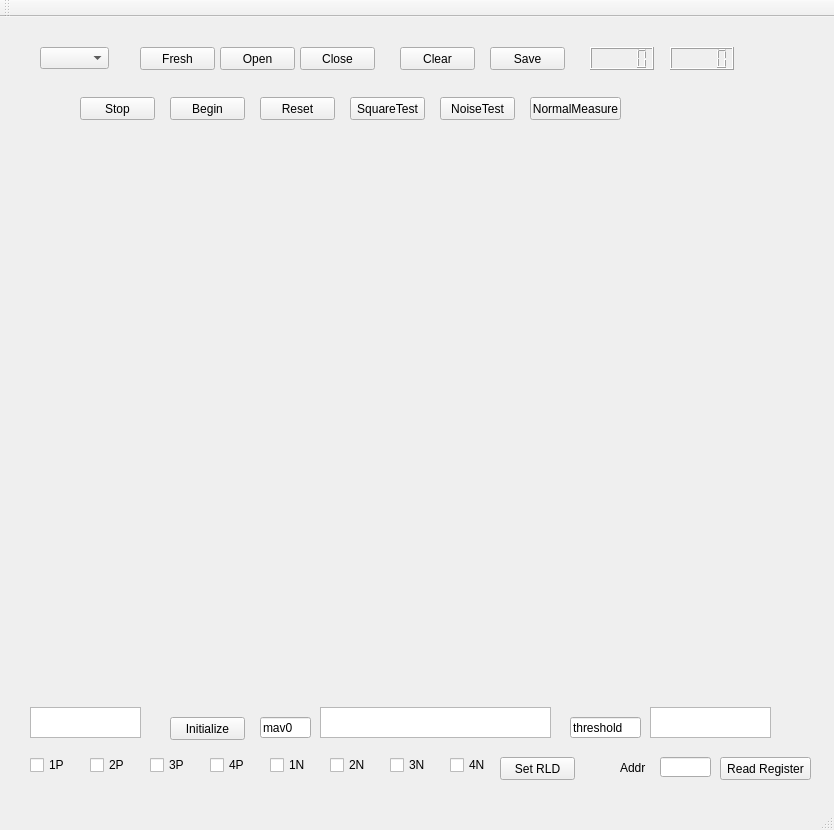
Above: windows/mainwindow.ui from AlucardNosferatu/interaction_App before the change. Below: the same form after it.
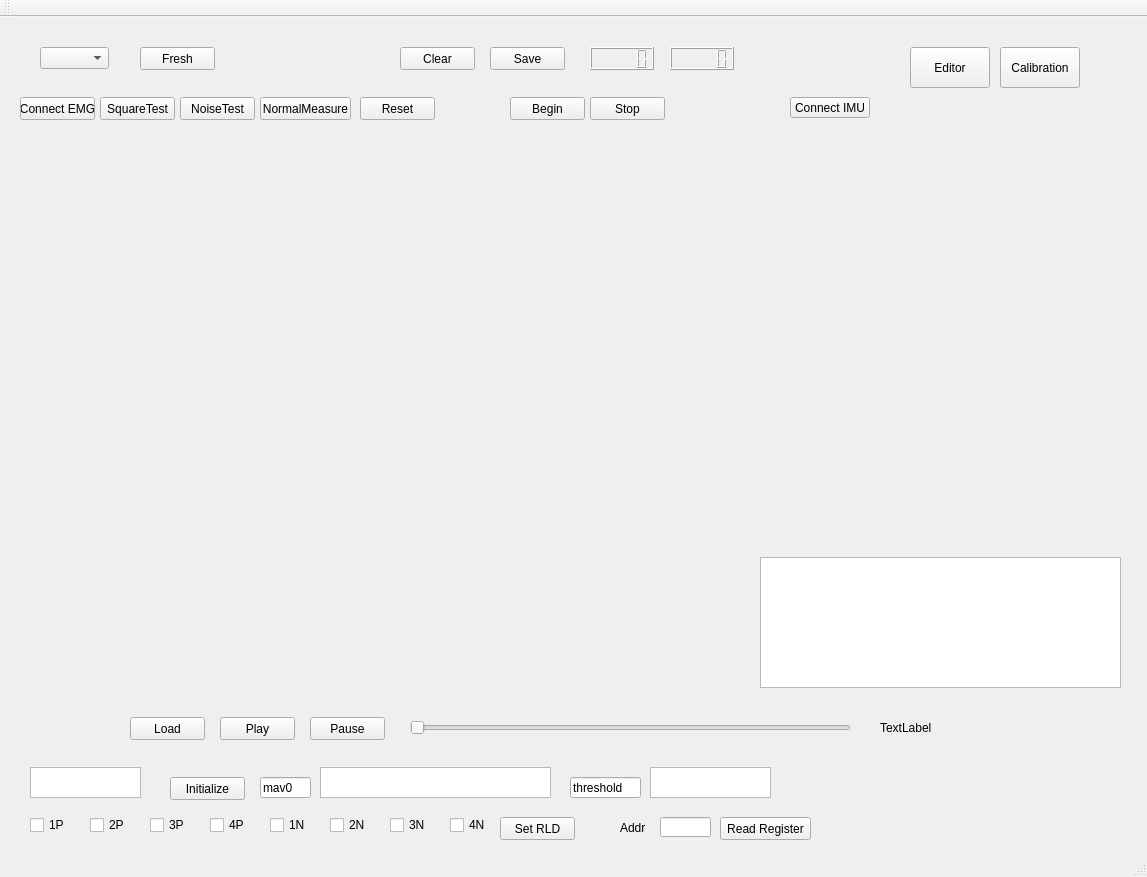
That is the form after the change. Custom widgets are drawn as their Qt base class.

The edit to the form file:
```diff
--- a/windows/mainwindow.ui
+++ b/windows/mainwindow.ui
@@ -6,8 +6,8 @@
    <rect>
     <x>0</x>
     <y>0</y>
-    <width>834</width>
-    <height>830</height>
+    <width>1147</width>
+    <height>877</height>
    </rect>
   </property>
   <property name="windowTitle">
@@ -40,20 +40,20 @@
    <widget class="QPushButton" name="openButton">
     <property name="geometry">
      <rect>
-      <x>220</x>
-      <y>30</y>
+      <x>20</x>
+      <y>80</y>
       <width>75</width>
       <height>23</height>
      </rect>
     </property>
     <property name="text">
-     <string>Open</string>
+     <string>Connect EMG</string>
     </property>
    </widget>
    <widget class="QPushButton" name="ResetButton">
     <property name="geometry">
      <rect>
-      <x>260</x>
+      <x>360</x>
       <y>80</y>
       <width>75</width>
       <height>23</height>
@@ -63,19 +63,6 @@
      <string>Reset</string>
     </property>
    </widget>
-   <widget class="QPushButton" name="closeButton">
-    <property name="geometry">
-     <rect>
-      <x>300</x>
-      <y>30</y>
-      <width>75</width>
-      <height>23</height>
-     </rect>
-    </property>
-    <property name="text">
-     <string>Close</string>
-    </property>
-   </widget>
    <widget class="QLCDNumber" name="countNumber">
     <property name="geometry">
      <rect>
@@ -105,7 +92,7 @@
    <widget class="QCustomPlot" name="c1Plot" native="true">
     <property name="geometry">
      <rect>
-      <x>40</x>
+      <x>20</x>
       <y>120</y>
       <width>361</width>
       <height>131</height>
@@ -115,7 +102,7 @@
    <widget class="QPushButton" name="beginButton">
     <property name="geometry">
      <rect>
-      <x>170</x>
+      <x>510</x>
       <y>80</y>
       <width>75</width>
       <height>23</height>
@@ -128,7 +115,7 @@
    <widget class="QPushButton" name="stopButton">
     <property name="geometry">
      <rect>
-      <x>80</x>
+      <x>590</x>
       <y>80</y>
       <width>75</width>
       <height>23</height>
@@ -167,7 +154,7 @@
    <widget class="QPushButton" name="testButton">
     <property name="geometry">
      <rect>
-      <x>350</x>
+      <x>100</x>
       <y>80</y>
       <width>75</width>
       <height>23</height>
@@ -181,7 +168,7 @@
     <property name="geometry">
      <rect>
       <x>170</x>
-      <y>700</y>
+      <y>760</y>
       <width>75</width>
       <height>23</height>
      </rect>
@@ -194,7 +181,7 @@
     <property name="geometry">
      <rect>
       <x>30</x>
-      <y>690</y>
+      <y>750</y>
       <width>111</width>
       <height>31</height>
      </rect>
@@ -204,7 +191,7 @@
     <property name="geometry">
      <rect>
       <x>320</x>
-      <y>690</y>
+      <y>750</y>
       <width>231</width>
       <height>31</height>
      </rect>
@@ -214,7 +201,7 @@
     <property name="geometry">
      <rect>
       <x>650</x>
-      <y>690</y>
+      <y>750</y>
       <width>121</width>
       <height>31</height>
      </rect>
@@ -224,7 +211,7 @@
     <property name="geometry">
      <rect>
       <x>260</x>
-      <y>700</y>
+      <y>760</y>
       <width>51</width>
       <height>21</height>
      </rect>
@@ -237,7 +224,7 @@
     <property name="geometry">
      <rect>
       <x>570</x>
-      <y>700</y>
+      <y>760</y>
       <width>71</width>
       <height>21</height>
      </rect>
@@ -250,7 +237,7 @@
     <property name="geometry">
      <rect>
       <x>30</x>
-      <y>740</y>
+      <y>800</y>
       <width>71</width>
       <height>16</height>
      </rect>
@@ -263,7 +250,7 @@
     <property name="geometry">
      <rect>
       <x>90</x>
-      <y>740</y>
+      <y>800</y>
       <width>71</width>
       <height>16</height>
      </rect>
@@ -276,7 +263,7 @@
     <property name="geometry">
      <rect>
       <x>150</x>
-      <y>740</y>
+      <y>800</y>
       <width>71</width>
       <height>16</height>
      </rect>
@@ -289,7 +276,7 @@
     <property name="geometry">
      <rect>
       <x>210</x>
-      <y>740</y>
+      <y>800</y>
       <width>71</width>
       <height>16</height>
      </rect>
@@ -302,7 +289,7 @@
     <property name="geometry">
      <rect>
       <x>270</x>
-      <y>740</y>
+      <y>800</y>
       <width>71</width>
       <height>16</height>
      </rect>
@@ -315,7 +302,7 @@
     <property name="geometry">
      <rect>
       <x>330</x>
-      <y>740</y>
+      <y>800</y>
       <width>71</width>
       <height>16</height>
      </rect>
@@ -328,7 +315,7 @@
     <property name="geometry">
      <rect>
       <x>390</x>
-      <y>740</y>
+      <y>800</y>
       <width>71</width>
       <height>16</height>
      </rect>
@@ -341,7 +328,7 @@
     <property name="geometry">
      <rect>
       <x>450</x>
-      <y>740</y>
+      <y>800</y>
       <width>71</width>
       <height>16</height>
      </rect>
@@ -354,7 +341,7 @@
     <property name="geometry">
      <rect>
       <x>500</x>
-      <y>740</y>
+      <y>800</y>
       <width>75</width>
       <height>23</height>
      </rect>
@@ -367,7 +354,7 @@
     <property name="geometry">
      <rect>
       <x>720</x>
-      <y>740</y>
+      <y>800</y>
       <width>91</width>
       <height>23</height>
      </rect>
@@ -380,7 +367,7 @@
     <property name="geometry">
      <rect>
       <x>660</x>
-      <y>740</y>
+      <y>800</y>
       <width>51</width>
       <height>20</height>
      </rect>
@@ -390,7 +377,7 @@
     <property name="geometry">
      <rect>
       <x>620</x>
-      <y>740</y>
+      <y>800</y>
       <width>31</width>
       <height>21</height>
      </rect>
@@ -402,7 +389,7 @@
    <widget class="QPushButton" name="noiseButton">
     <property name="geometry">
      <rect>
-      <x>440</x>
+      <x>180</x>
       <y>80</y>
       <width>75</width>
       <height>23</height>
@@ -415,7 +402,7 @@
    <widget class="QPushButton" name="normalMeaButton">
     <property name="geometry">
      <rect>
-      <x>530</x>
+      <x>260</x>
       <y>80</y>
       <width>91</width>
       <height>23</height>
@@ -428,7 +415,7 @@
    <widget class="QCustomPlot" name="c2Plot" native="true">
     <property name="geometry">
      <rect>
-      <x>440</x>
+      <x>390</x>
       <y>120</y>
       <width>361</width>
       <height>131</height>
@@ -438,7 +425,7 @@
    <widget class="QCustomPlot" name="c3Plot" native="true">
     <property name="geometry">
      <rect>
-      <x>40</x>
+      <x>20</x>
       <y>260</y>
       <width>361</width>
       <height>131</height>
@@ -448,7 +435,7 @@
    <widget class="QCustomPlot" name="c4Plot" native="true">
     <property name="geometry">
      <rect>
-      <x>440</x>
+      <x>390</x>
       <y>260</y>
       <width>361</width>
       <height>131</height>
@@ -458,7 +445,7 @@
    <widget class="QCustomPlot" name="c5Plot" native="true">
     <property name="geometry">
      <rect>
-      <x>40</x>
+      <x>20</x>
       <y>400</y>
       <width>361</width>
       <height>131</height>
@@ -468,7 +455,7 @@
    <widget class="QCustomPlot" name="c6Plot" native="true">
     <property name="geometry">
      <rect>
-      <x>440</x>
+      <x>390</x>
       <y>400</y>
       <width>361</width>
       <height>131</height>
@@ -478,7 +465,7 @@
    <widget class="QCustomPlot" name="c7Plot" native="true">
     <property name="geometry">
      <rect>
-      <x>40</x>
+      <x>20</x>
       <y>540</y>
       <width>361</width>
       <height>131</height>
@@ -488,13 +475,147 @@
    <widget class="QCustomPlot" name="c8Plot" native="true">
     <property name="geometry">
      <rect>
-      <x>440</x>
+      <x>390</x>
       <y>540</y>
       <width>361</width>
       <height>131</height>
      </rect>
     </property>
    </widget>
+   <widget class="QCustomPlot" name="elbowPlot" native="true">
+    <property name="geometry">
+     <rect>
+      <x>760</x>
+      <y>120</y>
+      <width>361</width>
+      <height>201</height>
+     </rect>
+    </property>
+   </widget>
+   <widget class="QCustomPlot" name="shoulderPlot" native="true">
+    <property name="geometry">
+     <rect>
+      <x>760</x>
+      <y>330</y>
+      <width>361</width>
+      <height>201</height>
+     </rect>
+    </property>
+   </widget>
+   <widget class="QPushButton" name="editorButton">
+    <property name="geometry">
+     <rect>
+      <x>910</x>
+      <y>30</y>
+      <width>80</width>
+      <height>41</height>
+     </rect>
+    </property>
+    <property name="text">
+     <string>Editor</string>
+    </property>
+   </widget>
+   <widget class="QPushButton" name="onIMUButton">
+    <property name="geometry">
+     <rect>
+      <x>790</x>
+      <y>80</y>
+      <width>80</width>
+      <height>21</height>
+     </rect>
+    </property>
+    <property name="text">
+     <string>Connect IMU</string>
+    </property>
+   </widget>
+   <widget class="QPushButton" name="pushButton">
+    <property name="geometry">
+     <rect>
+      <x>1000</x>
+      <y>30</y>
+      <width>80</width>
+      <height>41</height>
+     </rect>
+    </property>
+    <property name="text">
+     <string>Calibration</string>
+    </property>
+   </widget>
+   <widget class="QTableView" name="moveTable">
+    <property name="geometry">
+     <rect>
+      <x>760</x>
+      <y>540</y>
+      <width>361</width>
+      <height>131</height>
+     </rect>
+    </property>
+   </widget>
+   <widget class="QPushButton" name="loadButton">
+    <property name="geometry">
+     <rect>
+      <x>130</x>
+      <y>700</y>
+      <width>75</width>
+      <height>23</height>
+     </rect>
+    </property>
+    <property name="text">
+     <string>Load</string>
+    </property>
+   </widget>
+   <widget class="QPushButton" name="playButton">
+    <property name="geometry">
+     <rect>
+      <x>220</x>
+      <y>700</y>
+      <width>75</width>
+      <height>23</height>
+     </rect>
+    </property>
+    <property name="text">
+     <string>Play</string>
+    </property>
+   </widget>
+   <widget class="QSlider" name="Slider">
+    <property name="geometry">
+     <rect>
+      <x>410</x>
+      <y>700</y>
+      <width>441</width>
+      <height>22</height>
+     </rect>
+    </property>
+    <property name="orientation">
+     <enum>Qt::Horizontal</enum>
+    </property>
+   </widget>
+   <widget class="QLabel" name="lengthLabel">
+    <property name="geometry">
+     <rect>
+      <x>880</x>
+      <y>700</y>
+      <width>151</width>
+      <height>21</height>
+     </rect>
+    </property>
+    <property name="text">
+     <string>TextLabel</string>
+    </property>
+   </widget>
+   <widget class="QPushButton" name="pauseButton">
+    <property name="geometry">
+     <rect>
+      <x>310</x>
+      <y>700</y>
+      <width>75</width>
+      <height>23</height>
+     </rect>
+    </property>
+    <property name="text">
+     <string>Pause</string>
+    </property>
+   </widget>
   </widget>
   <widget class="QMenuBar" name="menuBar">
    <property name="geometry">
```
Left out of the diff: 8 changed lines with no effect on the pictures.
